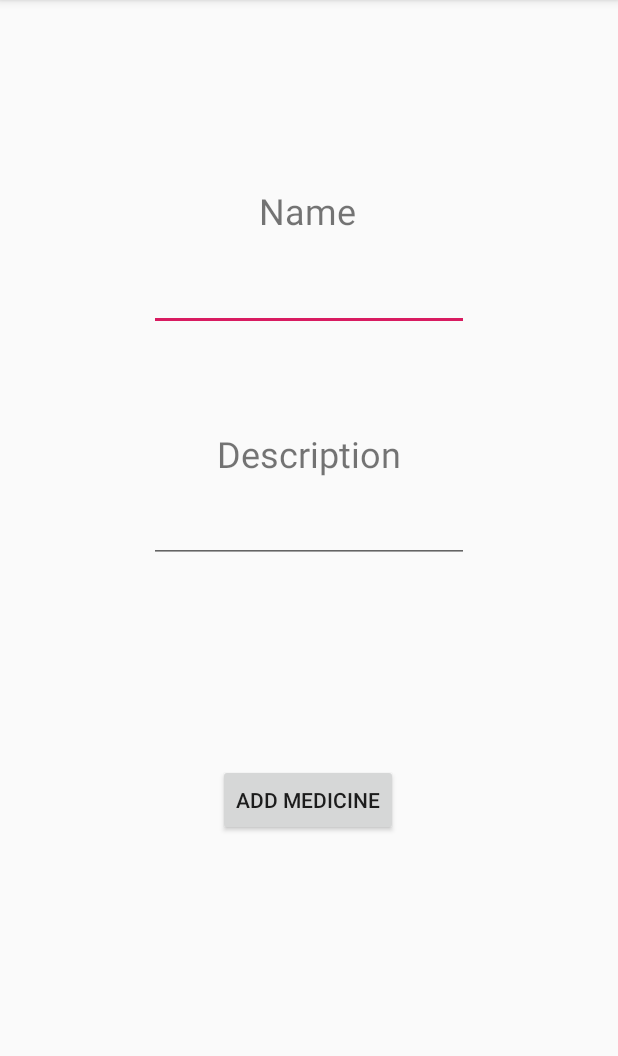
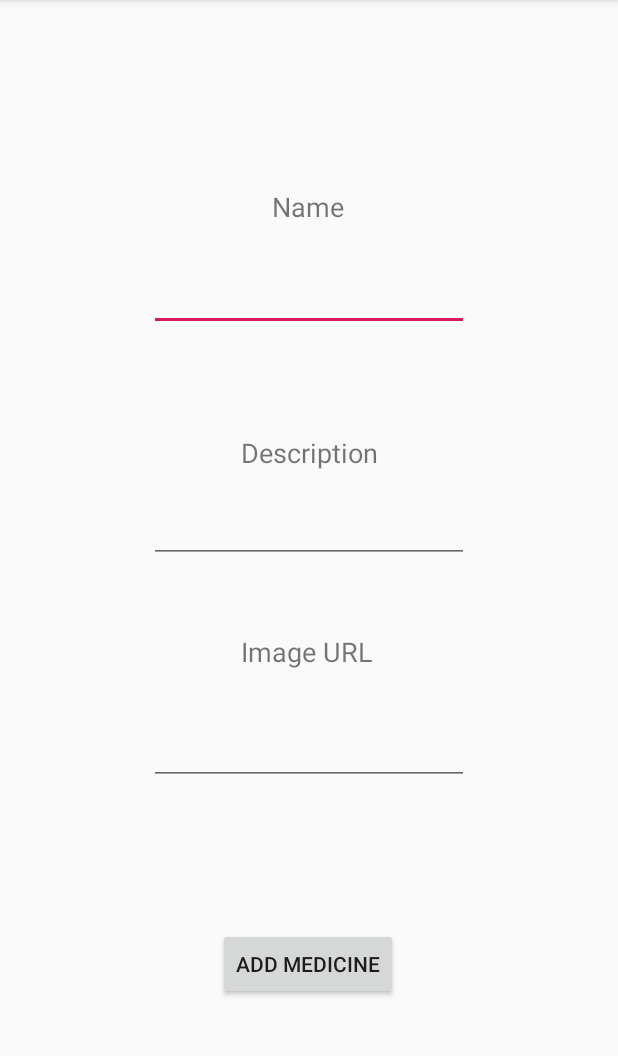
Before and after one commit to sachinl95/CTSE_Group_Project, an Android app: the AddMedicine screen opened directly, with no data from a screen before it, after a tap on "ADD MEDICINE", on a phone screen of 412 x 824 dp, the part 84-1140 px from its top. Run offline under Robolectric (Android 15) with nearby library versions, the phone set to English and light mode, and no system bars; our stand-ins replace Volley; network calls fail.

Commit message:
Added Image Url Input and Validation

```diff
--- a/app/src/main/java/com/sliit/learnmedicine/AddMedicine.java
+++ b/app/src/main/java/com/sliit/learnmedicine/AddMedicine.java
@@ -2,6 +2,7 @@ package com.sliit.learnmedicine;
 
 import android.support.v7.app.AppCompatActivity;
 import android.os.Bundle;
+import android.util.Patterns;
 import android.view.View;
 import android.widget.Button;
 import android.widget.TextView;
@@ -26,7 +27,7 @@ import java.util.Map;
 public class AddMedicine extends AppCompatActivity {
 
     private Button addButton;
-    private TextView nameTxtView, descriptionTxtView;
+    private TextView nameTxtView, descriptionTxtView, imageUrlTxtView;
     private RequestQueue queue;
 
     @Override
@@ -37,17 +38,27 @@ public class AddMedicine extends AppCompatActivity {
         queue = Volley.newRequestQueue(this);
         nameTxtView = findViewById(R.id.nameTxt);
         descriptionTxtView = findViewById(R.id.descriptionTxt);
+        imageUrlTxtView = findViewById(R.id.imageUrlTxt);
         addButton = findViewById(R.id.addMedicineBtn);
         addButton.setOnClickListener(new View.OnClickListener() {
             @Override
             public void onClick(View v) {
                 final String name = nameTxtView.getText().toString();
                 final String description = descriptionTxtView.getText().toString();
+                final String imageUrl = imageUrlTxtView.getText().toString();
 
                 JSONObject jsonBody = new JSONObject();
                 try {
                     jsonBody.put("name", name);
                     jsonBody.put("description", description);
+                    if (!imageUrl.trim().equals("")) {
+                        if (Patterns.WEB_URL.matcher(imageUrl).matches()) {
+                            jsonBody.put("imageUrl", imageUrl);
+                        } else {
+                            Toast.makeText(getApplicationContext(), "Invalid Image URL", Toast.LENGTH_LONG).show();
+                            return;
+                        }
+                    }
                 } catch (JSONException exc) {
                     exc.printStackTrace();
                 }
--- a/app/src/main/res/layout/activity_add_medicine.xml
+++ b/app/src/main/res/layout/activity_add_medicine.xml
@@ -16,7 +16,7 @@
         app:layout_constraintHorizontal_bias="0.498"
         app:layout_constraintStart_toStartOf="parent"
         app:layout_constraintTop_toTopOf="parent"
-        app:layout_constraintVertical_bias="0.707" />
+        app:layout_constraintVertical_bias="0.859" />
 
     <EditText
         android:id="@+id/nameTxt"
@@ -47,7 +47,7 @@
         android:layout_width="wrap_content"
         android:layout_height="wrap_content"
         android:text="Name"
-        android:textSize="24sp"
+        android:textSize="18sp"
         app:layout_constraintBottom_toBottomOf="parent"
         app:layout_constraintEnd_toEndOf="parent"
         app:layout_constraintHorizontal_bias="0.498"
@@ -60,10 +60,35 @@
         android:layout_width="wrap_content"
         android:layout_height="wrap_content"
         android:text="Description"
-        android:textSize="24sp"
+        android:textSize="18sp"
         app:layout_constraintBottom_toBottomOf="parent"
         app:layout_constraintEnd_toEndOf="parent"
         app:layout_constraintStart_toStartOf="parent"
         app:layout_constraintTop_toTopOf="parent"
         app:layout_constraintVertical_bias="0.389" />
+
+    <TextView
+        android:id="@+id/textView4"
+        android:layout_width="wrap_content"
+        android:layout_height="wrap_content"
+        android:text="Image URL"
+        android:textSize="18sp"
+        app:layout_constraintBottom_toBottomOf="parent"
+        app:layout_constraintEnd_toEndOf="parent"
+        app:layout_constraintHorizontal_bias="0.495"
+        app:layout_constraintStart_toStartOf="parent"
+        app:layout_constraintTop_toTopOf="parent"
+        app:layout_constraintVertical_bias="0.568" />
+
+    <EditText
+        android:id="@+id/imageUrlTxt"
+        android:layout_width="wrap_content"
+        android:layout_height="wrap_content"
+        android:ems="10"
+        android:inputType="textPersonName"
+        app:layout_constraintBottom_toBottomOf="parent"
+        app:layout_constraintEnd_toEndOf="parent"
+        app:layout_constraintStart_toStartOf="parent"
+        app:layout_constraintTop_toTopOf="parent"
+        app:layout_constraintVertical_bias="0.661" />
 </android.support.constraint.ConstraintLayout>
```
